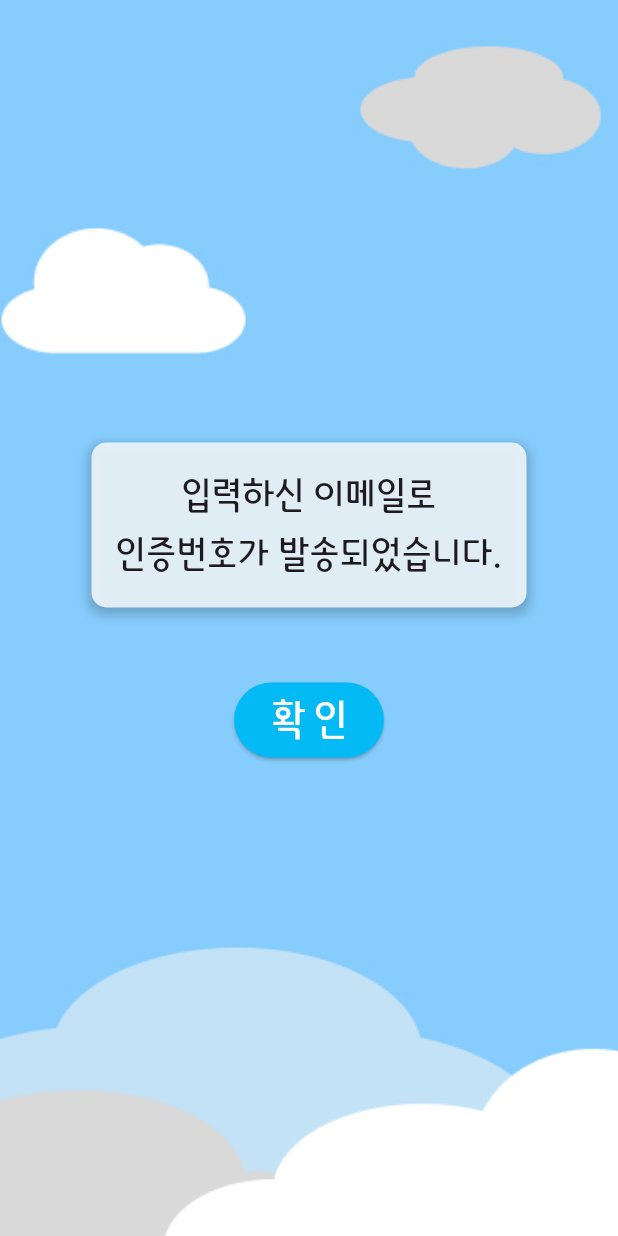
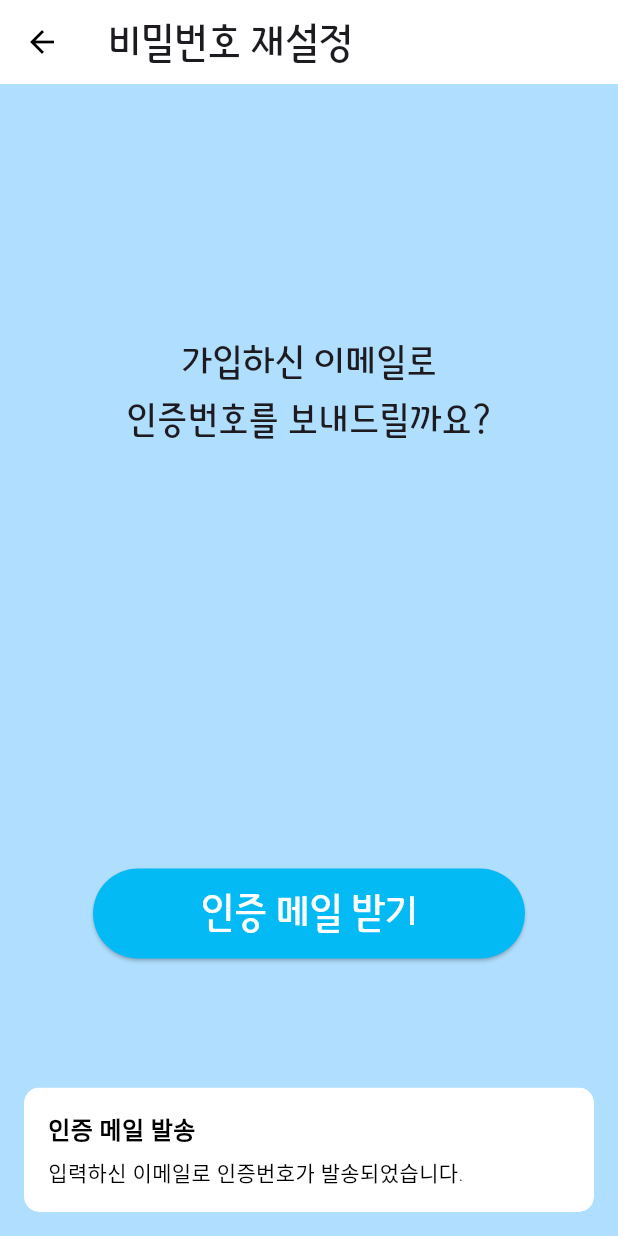
Before and after one commit to seongbe/mathgiveup, a Flutter app: the CertificationPage01 screen opened directly, after a tap on "인증 메일 받기", on a phone screen of 412 x 824 dp. Run offline on Flutter 3.47's test engine with Material 3 defaults, Android fonts, the phone set to English and light mode, and no system bars; our stand-ins replace cloud_firestore, firebase_auth, firebase_core, get, google_sign_in, lottie and 2 more; missing offline and left inert: dart:ffi; accounts and stored records are empty.

```diff
--- /dev/null
+++ b/lib/Notification/personalInfoPage.dart
@@ -0,0 +1,103 @@
+import 'package:flutter/material.dart';
+
+void PersonalInfo(BuildContext context) {
+  showDialog(
+    context: context,
+    builder: (BuildContext context) {
+      return AlertDialog(
+        title: Text('개인정보 보호정책'),
+        content: SingleChildScrollView(
+          child: ListBody(
+            children: <Widget>[
+              Text('마지막 업데이트: 2024년 7월 25일'),
+              SizedBox(height: 10),
+              Text(
+                '이 개인정보 보호정책은 귀하가 서비스를 사용할 때 귀하의 정보 수집, 사용 및 공개에 대한 당사의 정책 및 절차를 설명하고, 귀하의 개인정보 권리와 법이 귀하를 어떻게 보호하는지 알려줍니다. 당사는 귀하의 개인 데이터를 사용하여 서비스를 제공하고 개선합니다. 서비스를 사용함으로써 귀하는 본 개인정보 보호정책에 따라 정보 수집 및 사용에 동의하게 됩니다. 본 개인정보 보호정책은 Privacy Policy Generator의 도움으로 작성되었습니다.',
+                style: TextStyle(fontWeight: FontWeight.bold),
+              ),
+              SizedBox(height: 10),
+              Text(
+                '해석 및 정의\n\n'
+                '해석\n첫 글자가 대문자인 단어들은 다음과 같은 조건에서 정의된 의미를 가집니다. 다음 정의는 단수형이든 복수형이든 동일한 의미를 가집니다.\n\n'
+                '정의\n이 개인정보 보호정책의 목적상:\n\n'
+                '계정(Account): 귀하가 당사의 서비스나 그 일부에 접근하기 위해 생성된 고유한 계정을 의미합니다.\n'
+                '제휴사(Affiliate): 한 당사자를 지배하거나, 지배를 받거나, 공통 지배 하에 있는 법인을 의미합니다. 여기서 "지배"란 이사 선출 또는 다른 관리 권한을 위한 투표권을 가진 주식, 지분 또는 기타 유가증권의 50% 이상을 소유하는 것을 의미합니다.\n'
+                '애플리케이션(Application): 당사가 제공하는 소프트웨어 프로그램인 SMath를 의미합니다.\n'
+                '회사(Company): 본 계약에서 "회사", "당사", "우리" 또는 "저희"로 지칭되는 SMath를 의미합니다.\n'
+                '국가(Country): 대한민국을 의미합니다.\n'
+                '장치(Device): 컴퓨터, 휴대전화 또는 디지털 태블릿과 같이 서비스를 이용할 수 있는 장치를 의미합니다.\n'
+                '개인 데이터(Personal Data): 식별되거나 식별 가능한 개인과 관련된 모든 정보를 의미합니다.\n'
+                '서비스(Service): 애플리케이션을 의미합니다.\n'
+                '서비스 제공자(Service Provider): 회사 대신 데이터를 처리하는 모든 자연인 또는 법인을 의미합니다. 이는 회사를 도와 서비스를 제공하거나, 서비스를 대신 제공하거나, 서비스와 관련된 서비스를 수행하거나, 서비스 사용 방식을 분석하는 데 도움을 주기 위해 고용된 제3자 회사나 개인을 의미합니다.\n'
+                '사용 데이터(Usage Data): 서비스 사용 또는 서비스 인프라 자체에서 자동으로 수집된 데이터를 의미합니다 (예: 페이지 방문 시간).\n'
+                '귀하(You): 서비스를 접근하거나 사용하는 개인, 또는 해당 개인이 서비스를 접근하거나 사용하는 회사 또는 기타 법인을 의미합니다.\n\n'
+                '개인 데이터 수집 및 사용\n\n'
+                '수집하는 데이터의 유형\n\n'
+                '개인 데이터\n당사의 서비스를 사용하는 동안 귀하에게 연락하거나 귀하를 식별하는 데 사용할 수 있는 특정 개인 식별 정보를 제공하도록 요청할 수 있습니다. 개인 식별 정보에는 다음이 포함될 수 있습니다(하지만 이에 국한되지 않습니다):\n'
+                '이메일 주소\n이름과 성\n생년월일\n사용 데이터\n\n'
+                '사용 데이터\n사용 데이터는 서비스를 사용할 때 자동으로 수집됩니다.\n사용 데이터에는 귀하의 장치의 인터넷 프로토콜 주소(IP 주소), 브라우저 유형, 브라우저 버전, 귀하가 방문한 서비스의 페이지, 방문 시간과 날짜, 해당 페이지에서 보낸 시간, 고유 장치 식별자 및 기타 진단 데이터와 같은 정보가 포함될 수 있습니다.\n귀하가 모바일 장치를 통해 또는 모바일 장치를 통해 서비스를 접근할 때, 당사는 귀하가 사용하는 모바일 장치 유형, 고유한 모바일 장치 ID, 귀하의 모바일 장치 IP 주소, 모바일 운영 체제, 귀하가 사용하는 모바일 인터넷 브라우저 유형, 고유 장치 식별자 및 기타 진단 데이터를 포함한 특정 정보를 자동으로 수집할 수 있습니다.\n또한 귀하가 당사 서비스를 방문할 때마다 또는 모바일 장치를 통해 서비스를 접근할 때마다 귀하의 브라우저가 보내는 정보를 수집할 수 있습니다.\n\n'
+                '귀하의 개인 데이터 사용\n\n'
+                '회사는 다음 목적을 위해 개인 데이터를 사용할 수 있습니다:\n\n'
+                '서비스를 제공하고 유지하기 위해, 서비스 사용을 모니터링하기 위해.\n'
+                '귀하의 계정을 관리하기 위해: 귀하를 서비스 사용자로 등록하기 위한 계정을 관리합니다. 귀하가 제공한 개인 데이터는 등록된 사용자로서 이용 가능한 서비스의 다양한 기능에 접근할 수 있게 합니다.\n'
+                '계약의 이행을 위해: 귀하가 구매한 제품, 항목 또는 서비스의 구매 계약의 개발, 준수 및 이행을 포함한 기타 계약의 이행을 위해.\n'
+                '귀하에게 연락하기 위해: 이메일, 전화 통화, SMS 또는 모바일 애플리케이션의 푸시 알림과 같은 전자 통신 수단을 통해 귀하에게 연락하여 서비스 기능, 제품 또는 계약된 서비스와 관련된 업데이트나 정보성 커뮤니케이션, 보안 업데이트 등을 제공하기 위해.\n'
+                '귀하에게 뉴스, 특별 행사 및 당사가 제공하는 기타 상품, 서비스 및 이벤트에 대한 일반 정보를 제공하기 위해, 귀하가 이미 구매했거나 문의한 것과 유사한 상품, 서비스 및 이벤트에 대한 일반 정보를 제공하기 위해(귀하가 이러한 정보를 수신하지 않기로 선택하지 않은 경우).\n'
+                '귀하의 요청을 관리하기 위해: 귀하의 요청에 참석하고 관리하기 위해.\n'
+                '사업 양도를 위해: 당사는 귀하의 정보를 사용하여 합병, 분사, 구조조정, 재편성, 해산 또는 다른 자산 양도, 파산, 청산 또는 이와 유사한 절차의 일환으로 서비스 사용자에 대한 보유 개인 데이터가 양도 자산 중 하나인 경우 이를 평가하거나 수행할 수 있습니다.\n'
+                '기타 목적을 위해: 데이터 분석, 사용 경향 식별, 프로모션 캠페인의 효과 결정, 서비스, 제품, 서비스, 마케팅 및 귀하의 경험 평가 및 개선과 같은 기타 목적을 위해 귀하의 정보를 사용할 수 있습니다.\n\n'
+                '귀하의 개인 데이터 공유\n\n'
+                '회사는 다음 상황에서 귀하의 개인 정보를 공유할 수 있습니다:\n\n'
+                '서비스 제공자와 함께: 서비스 제공자와 귀하의 개인 정보를 공유하여 서비스 사용을 모니터링하고 분석하며, 귀하에게 연락할 수 있습니다.\n'
+                '사업 양도를 위해: 합병, 회사 자산 매각, 금융 또는 당사의 전부 또는 일부 사업 인수와 관련하여 또는 협상 중에 귀하의 개인 정보를 공유하거나 양도할 수 있습니다.\n'
+                '제휴사와 함께: 제휴사와 귀하의 정보를 공유할 수 있으며, 이 경우 해당 제휴사는 본 개인정보 보호정책을 준수해야 합니다. 제휴사에는 당사의 모회사 및 당사가 통제하거나 당사와 공통 통제 하에 있는 모든 자회사가 포함됩니다.\n'
+                '비즈니스 파트너와 함께: 특정 제품, 서비스 또는 프로모션을 제공하기 위해 비즈니스 파트너와 귀하의 정보를 공유할 수 있습니다.\n'
+                '다른 사용자와 함께: 귀하가 개인 정보를 공유하거나 다른 사용자와 공개 영역에서 상호 작용하는 경우, 이러한 정보는 모든 사용자에 의해 볼 수 있으며 외부에 공개될 수 있습니다.\n'
+                '귀하의 동의 하에: 귀하의 동의를 받은 목적을 위해 귀하의 개인 정보를 공개할 수 있습니다.\n\n'
+                '귀하의 개인 데이터 보유\n\n'
+                '회사는 본 개인정보 보호정책에 명시된 목적을 위해 필요한 기간 동안만 귀하의 개인 데이터를 보유합니다. 당사는 법적 의무를 준수하기 위해(예: 관련 법률을 준수하기 위해 데이터를 보유해야 하는 경우), 분쟁을 해결하기 위해, 법적 계약 및 정책을 집행하기 위해 필요한 범위 내에서 개인 데이터를 보유하고 사용할 것입니다.\n'
+                '회사는 내부 분석 목적을 위해 사용 데이터를 보유합니다. 사용 데이터는 일반적으로 더 짧은 기간 동안 보유되지만, 보안 강화를 위해 또는 당사의 서비스 기능을 개선하기 위해 이 데이터가 사용되는 경우 또는 법적으로 더 오랜 기간 보유해야 하는 경우에는 예외입니다.\n\n'
+                '귀하의 개인 데이터 전송\n\n'
+                '귀하의 정보, 포함 개인 데이터는 회사의 운영 사무소 및 처리에 관여하는 당사자가 위치한 모든 장소에서 처리됩니다. 이는 이 정보가 귀하의 주, 도, 국가 또는 기타 정부 관할권 외부에 있는 컴퓨터로 전송되고 유지될 수 있음을 의미합니다.\n'
+                '귀하는 본 개인정보 보호정책에 대한 동의와 해당 정보를 제출함으로써 해당 전송에 동의하게 됩니다.\n'
+                '회사는 귀하의 데이터가 안전하게 처리되도록 합리적으로 필요한 모든 조치를 취할 것이며, 적절한 통제가 없는 조직이나 국가로의 개인 데이터 전송은 이루어지지 않습니다.\n\n'
+                '귀하의 개인 데이터 삭제\n\n'
+                '귀하는 당사가 귀하에 대해 수집한 개인 데이터를 삭제하거나 당사가 이를 삭제하도록 요청할 권리가 있습니다.\n'
+                '당사의 서비스는 귀하가 서비스 내에서 귀하에 대한 특정 정보를 삭제할 수 있는 기능을 제공할 수 있습니다.\n'
+                '귀하는 귀하의 계정에 로그인하여 계정 설정 섹션에서 귀하의 정보를 업데이트, 수정 또는 삭제할 수 있습니다. 또한, 귀하가 제공한 모든 개인 정보에 대한 접근, 수정 또는 삭제를 요청할 수 있습니다.\n'
+                '그러나 당사는 법적 의무나 정당한 근거가 있는 경우 특정 정보를 보유해야 할 수도 있습니다.\n\n'
+                '귀하의 개인 데이터 공개\n\n'
+                '사업 거래\n회사가 합병, 인수 또는 자산 매각에 관여하는 경우, 귀하의 개인 데이터가 전송될 수 있습니다. 당사는 귀하의 개인 데이터가 전송되기 전에 이를 공지하고 다른 개인정보 보호정책의 적용을 받게 될 것입니다.\n\n'
+                '법 집행\n특정 상황에서, 회사는 법적 의무 또는 공공 기관(예: 법원 또는 정부 기관)의 유효한 요청에 따라 귀하의 개인 데이터를 공개해야 할 수 있습니다.\n\n'
+                '기타 법적 요구 사항\n회사는 다음과 같은 상황에서 귀하의 개인 데이터를 공개할 수 있습니다:\n'
+                '법적 의무를 준수하기 위해\n회사의 권리나 재산을 보호하고 방어하기 위해\n서비스와 관련된 가능한 위반 행위를 예방하거나 조사하기 위해\n서비스 사용자 또는 공공의 개인 안전을 보호하기 위해\n법적 책임으로부터 보호하기 위해\n\n'
+                '귀하의 개인 데이터 보안\n\n'
+                '귀하의 개인 데이터 보안은 당사에게 중요하지만, 인터넷을 통한 전송 방법이나 전자 저장 방법은 100% 안전하지 않다는 점을 기억해 주세요. 당사는 상업적으로 합리적인 수단을 사용하여 귀하의 개인 데이터를 보호하려고 노력하지만, 절대적인 보안을 보장할 수는 없습니다.\n\n'
+                '어린이의 개인정보 보호\n\n'
+                '당사의 서비스는 13세 미만 누구에게도 제공되지 않습니다. 당사는 13세 미만의 누구에게도 고의로 개인 식별 정보를 수집하지 않습니다. 귀하가 부모나 보호자이며 귀하의 자녀가 당사에 개인 데이터를 제공했다는 사실을 알고 있는 경우, 당사에 연락해 주세요. 부모의 동의 없이 13세 미만의 개인 데이터를 수집한 것을 알게 되면, 당사는 해당 정보를 당사 서버에서 삭제하기 위해 조치를 취할 것입니다.\n'
+                '당사가 귀하의 정보를 처리하기 위한 법적 근거로 동의에 의존해야 하며 귀하의 국가에서 부모의 동의를 요구하는 경우, 당사는 해당 정보를 수집하고 사용하기 전에 귀하의 부모의 동의를 요구할 수 있습니다.\n\n'
+                '다른 웹사이트로의 링크\n\n'
+                '당사의 서비스는 당사에서 운영하지 않는 다른 웹사이트로의 링크를 포함할 수 있습니다. 귀하가 제3자 링크를 클릭하면, 귀하는 해당 제3자의 사이트로 이동합니다. 당사는 귀하가 방문하는 모든 사이트의 개인정보 보호정책을 검토할 것을 강력히 권장합니다.\n'
+                '당사는 제3자 사이트나 서비스의 콘텐츠, 개인정보 보호정책 또는 관행에 대해 어떠한 통제도 하지 않으며 책임을 지지 않습니다.\n\n'
+                '이 개인정보 보호정책의 변경\n\n'
+                '당사는 때때로 개인정보 보호정책을 업데이트할 수 있습니다. 당사는 이 페이지에 새로운 개인정보 보호정책을 게시함으로써 귀하에게 통지할 것입니다.\n'
+                '당사는 변경 사항이 발효되기 전에 이메일 및/또는 당사의 서비스에 대한 두드러진 공지를 통해 귀하에게 알리고 이 개인정보 보호정책 상단의 "마지막 업데이트" 날짜를 갱신할 것입니다.\n'
+                '귀하는 변경 사항이 게시된 후 이 개인정보 보호정책을 주기적으로 검토할 것을 권장합니다. 이 개인정보 보호정책의 변경 사항은 이 페이지에 게시될 때 발효됩니다.\n\n'
+                '문의 방법\n\n'
+                '이 개인정보 보호정책에 대해 질문이 있으시면, 다음 방법으로 당사에 연락해 주세요:\n이메일: hanium2024@gmail.com\n\n',
+              ),
+            ],
+          ),
+        ),
+        actions: <Widget>[
+          TextButton(
+            child: Text('닫기'),
+            onPressed: () {
+              Navigator.of(context).pop();
+            },
+          ),
+        ],
+      );
+    },
+  );
+}
--- a/lib/auth/auth_service.dart
+++ b/lib/auth/auth_service.dart
@@ -1,5 +1,6 @@
 import 'package:firebase_auth/firebase_auth.dart';
 import 'package:google_sign_in/google_sign_in.dart';
+import 'package:flutter/material.dart';
 
 class AuthService {
   final FirebaseAuth _auth = FirebaseAuth.instance;
--- a/lib/learningInfo/studyDaysPage.dart
+++ /dev/null
@@ -1 +0,0 @@
-// TODO Implement this library.
--- a/lib/page/find/certificationPage01.dart
+++ b/lib/page/find/certificationPage01.dart
@@ -2,13 +2,14 @@ import 'package:flutter/material.dart';
 import 'package:get/get.dart';
 import 'package:mathgame/const/colors.dart';
 import 'package:mathgame/const/styles.dart';
-import 'package:mathgame/page/find/popUpPage.dart';
 import 'package:mathgame/page/find/certificationPage02.dart';
 
 class CertificationPage01 extends StatelessWidget {
   final String title;
+  final String email;
 
-  const CertificationPage01({super.key, required this.title});
+  const CertificationPage01(
+      {super.key, required this.title, required this.email});
 
   @override
   Widget build(BuildContext context) {
@@ -21,7 +22,7 @@ class CertificationPage01 extends StatelessWidget {
       body: ListView(
         padding: EdgeInsets.all(16.0),
         children: [
-          MyWidget(title: title),
+          MyWidget(title: title, email: email),
         ],
       ),
     );
@@ -30,8 +31,13 @@ class CertificationPage01 extends StatelessWidget {
 
 class MyWidget extends StatelessWidget {
   final String title;
+  final String email;
 
-  MyWidget({required this.title});
+  MyWidget({
+    required this.title,
+    required this.email,
+  });
+
   @override
   Widget build(BuildContext context) {
     return Column(
@@ -51,7 +57,7 @@ class MyWidget extends StatelessWidget {
         Align(
           alignment: Alignment.center,
           child: Text(
-            'example@gmail.com',
+            email,
             textAlign: TextAlign.center,
             style: skyboriBaseTextStyle.copyWith(
               fontSize: 20,
@@ -66,12 +72,22 @@ class MyWidget extends StatelessWidget {
             child: CustomButton(
               text: '인증 메일 받기',
               onPressed: () {
-                Get.to(() => PopUpPage(
-                      message: '입력하신 이메일로\n인증번호가 발송되었습니다.',
-                      onPressed: () {
-                        Get.to(CertificationPage02(title: title));
-                      },
-                    ));
+                // Snackbar를 사용하여 사용자에게 메시지를 표시
+                Get.snackbar(
+                  '인증 메일 발송',
+                  '입력하신 이메일로 인증번호가 발송되었습니다.',
+                  snackPosition: SnackPosition.BOTTOM,
+                  duration: Duration(seconds: 2), // 메시지가 2초 동안 표시됩니다.
+                  backgroundColor: Colors.white,
+                  colorText: Colors.black,
+                  borderRadius: 10,
+                  margin: EdgeInsets.all(16),
+                );
+
+                // 메시지가 표시된 후 자동으로 페이지를 이동
+                Future.delayed(Duration(seconds: 2), () {
+                  Get.to(CertificationPage02(title: title, email: email));
+                });
               },
             ),
           ),
--- a/lib/page/find/certificationPage02.dart
+++ b/lib/page/find/certificationPage02.dart
@@ -8,8 +8,10 @@ import 'package:mathgame/page/loginPage.dart';
 
 class CertificationPage02 extends StatelessWidget {
   final String title;
+  final String email;
 
-  const CertificationPage02({super.key, required this.title});
+  const CertificationPage02(
+      {super.key, required this.title, required this.email});
 
   @override
   Widget build(BuildContext context) {
@@ -22,7 +24,7 @@ class CertificationPage02 extends StatelessWidget {
       body: ListView(
         padding: EdgeInsets.all(16.0),
         children: [
-          MyWidget(title: title),
+          MyWidget(title: title, email: email),
         ],
       ),
     );
@@ -31,8 +33,9 @@ class CertificationPage02 extends StatelessWidget {
 
 class MyWidget extends StatefulWidget {
   final String title;
+  final String email;
 
-  MyWidget({required this.title});
+  MyWidget({required this.title, required this.email});
   @override
   _MyWidgetState createState() => _MyWidgetState(title: title);
 }
--- a/lib/page/find/findPasswdPage.dart
+++ b/lib/page/find/findPasswdPage.dart
@@ -39,7 +39,10 @@ class _MyWidgetState extends State<MyWidget> {
         errorMessage = '아이디를 입력하세요.';
       } else if (idController.text == 'qwer') {
         errorMessage = ''; // 오류메시지 초기화
-        Get.to(CertificationPage01(title: '비밀번호 재설정'));
+        Get.to(CertificationPage01(
+          title: '비밀번호 재설정',
+          email: '',
+        ));
       } else {
         errorMessage = '';
         Get.to(FindPasswdFailPage());
--- a/lib/page/join/joinPage.dart
+++ b/lib/page/join/joinPage.dart
@@ -1,5 +1,6 @@
 import 'package:flutter/material.dart';
 import 'package:get/get.dart';
+import 'package:mathgame/Notification/personalInfoPage.dart';
 import 'package:mathgame/const/colors.dart';
 import 'package:mathgame/const/styles.dart';
 import 'package:mathgame/page/find/popUpPage.dart';
@@ -32,28 +33,37 @@ class MyWidget extends StatefulWidget {
 
 class _MyWidgetState extends State<MyWidget> {
   final TextEditingController emailController = TextEditingController();
-  final TextEditingController emailLinkController = TextEditingController();
+  final TextEditingController authCodeController = TextEditingController();
   String emailErrorMessage = '';
   String authMessage = '';
   Color codeErrorColor = Colors.grey;
-  bool isEmailSent = false; // 이메일 전송 여부를 추적하는 변수
-  bool isEmailVerified = false; // 이메일 인증 여부를 추적하는 변수
+  bool isAuthCodeSent = false; // 인증 코드 전송 여부를 추적하는 변수
+  bool isAuthCodeVerified = false; // 인증 코드 검증 여부를 추적하는 변수
 
   final EmailAuthService _authService = EmailAuthService();
 
-  void _sendSignInLink() {
+  Future<void> _sendAuthCode() async {
     setState(() {
       emailErrorMessage = '';
+    });
 
     if (emailController.text.isEmpty) {
+      setState(() {
         emailErrorMessage = '이메일을 입력하세요';
-      } else {
-        _authService.sendSignInLinkToEmail(
+      });
+      return;
+    }
+
+    bool emailExists =
+        await _authService.emailVail(email: emailController.text);
+
+    if (!emailExists) {
+      _authService.sendAuthCode(
         email: emailController.text,
         onSuccess: (message) {
           setState(() {
             emailErrorMessage = message;
-              isEmailSent = true; // 이메일 전송 완료로 설정
+            isAuthCodeSent = true; // 인증 코드 전송 완료로 설정
           });
         },
         onError: (error) {
@@ -62,37 +72,40 @@ class _MyWidgetState extends State<MyWidget> {
           });
         },
       );
-      }
+    } else {
+      setState(() {
+        emailErrorMessage = '이메일이 이미 존재합니다.';
       });
     }
+  }
 
-  void _verifyEmailLink() {
+  void _verifyAuthCode() {
     setState(() {
       authMessage = '';
     });
 
-    _authService.signInWithEmailLink(
+    _authService.verifyAuthCode(
       email: emailController.text,
-      emailLink: emailLinkController.text,
-      onSuccess: (user) {
+      authCode: authCodeController.text,
+      onSuccess: (message) {
         setState(() {
           authMessage = '이메일 인증이 완료되었습니다!';
           codeErrorColor = Colors.blue;
-          isEmailVerified = true; // 이메일 인증 성공으로 설정
+          isAuthCodeVerified = true; // 인증 코드 검증 성공으로 설정
         });
       },
       onError: (error) {
         setState(() {
           authMessage = error;
           codeErrorColor = Colors.red;
-          isEmailVerified = false; // 이메일 인증 실패로 설정
+          isAuthCodeVerified = false; // 인증 코드 검증 실패로 설정
         });
       },
     );
   }
 
   void _onNextButtonPressed() {
-    if (isEmailVerified) {
+    if (isAuthCodeVerified) {
       Get.to(JoinPage02(), arguments: emailController.text.trim());
     } else {
       setState(() {
@@ -140,20 +153,20 @@ class _MyWidgetState extends State<MyWidget> {
               width: 250,
               height: 50,
               child: CustomButton(
-                text: '인증 메일 받기',
+                text: '인증 코드 받기',
                 fontSize: 25,
-                onPressed: _sendSignInLink,
+                onPressed: _sendAuthCode,
               ),
             ),
           ),
           SizedBox(height: 80),
-          if (isEmailSent) ...[
+          if (isAuthCodeSent) ...[
             Center(
               child: Column(
                 children: [
                   CustomTextField(
-                    controller: emailLinkController,
-                    hintText: '이메일로 받은 링크를 입력하세요.',
+                    controller: authCodeController,
+                    hintText: '이메일로 받은 인증 코드를 입력하세요.',
                   ),
                   SizedBox(height: 10),
                   Text(
@@ -170,9 +183,9 @@ class _MyWidgetState extends State<MyWidget> {
                       width: 250,
                       height: 50,
                       child: CustomButton(
-                        text: '이메일 인증 확인',
+                        text: '인증 코드 확인',
                         fontSize: 25,
-                        onPressed: _verifyEmailLink,
+                        onPressed: _verifyAuthCode,
                       ),
                     ),
                   ),
@@ -198,7 +211,9 @@ class _MyWidgetState extends State<MyWidget> {
                 style: skyboriTextStyle,
               ),
               TextButton(
-                onPressed: () {},
+                onPressed: () {
+                  PersonalInfo(context);
+                },
                 child: Text(
                   '개인정보취급방침',
                   textAlign: TextAlign.center,
--- a/lib/page/join/joinPage02.dart
+++ b/lib/page/join/joinPage02.dart
@@ -166,8 +166,8 @@ class _MyWidgetState extends State<MyWidget> {
 
     if (selectedDate != null) {
       setState(() {
-        // DateFormat을 사용하여 날짜를 로컬 형식으로 변환
-        birthController.text = DateFormat.yMd().format(selectedDate);
+        birthController.text =
+            "${selectedDate.year}-${selectedDate.month.toString().padLeft(2, '0')}-${selectedDate.day.toString().padLeft(2, '0')}";
       });
     }
   }
--- a/lib/page/mypage.dart
+++ b/lib/page/mypage.dart
@@ -4,7 +4,7 @@ import 'package:mathgame/const/styles.dart';
 import 'package:mathgame/page/detailnotepage.dart';
 import 'package:mathgame/page/learningInfo/studyDaysPage.dart';
 import 'package:mathgame/page/setting.dart';
-import 'package:mathgame/learningInfo/studyDaysPage.dart';
+import 'package:mathgame/page/learningInfo/studyDaysPage.dart';
 import 'package:mathgame/model/progressModel.dart';
 import 'package:mathgame/page/test/mainTestPage.dart';
 
--- a/pubspec.yaml
+++ b/pubspec.yaml
@@ -34,7 +34,7 @@ dependencies:
 
   # The following adds the Cupertino Icons font to your application.
   # Use with the CupertinoIcons class for iOS style icons.
-  cupertino_icons: ^1.0.6
+  cupertino_icons: ^1.0.8
   lottie: ^3.1.2
   get: ^4.6.6
   intl: ^0.19.0
@@ -43,7 +43,6 @@ dependencies:
   cloud_firestore: ^5.1.0
   google_sign_in: ^6.2.1
   http: ^1.2.2
-  firebase_dynamic_links: ^6.0.3
   table_calendar: ^3.1.2
 
 dev_dependencies:
```
Also changed, not shown: lib/auth/email_auth.dart (+51 -38 lines), lib/auth/google_sign_in_provider.dart (+12 -7 lines), lib/page/find/findIdPage.dart (+46 -5 lines), lib/page/loginPage.dart (+28 -15 lines), pubspec.lock, 7 other files. Lines whose indentation alone changed are shown as unchanged.
